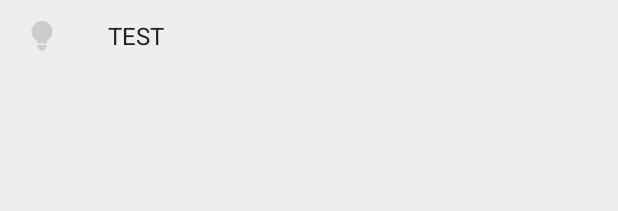
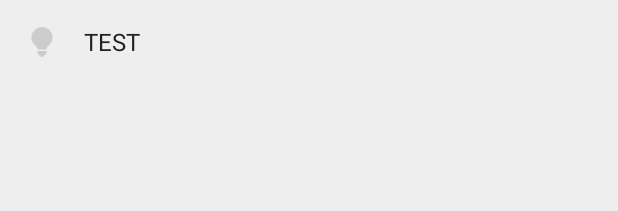
Before and after one commit to Anima18/Utopia, an Android app: the layout listview_profile_item.xml on its own in the app's theme, with its tools: preview values and no code run, on a phone screen of 412 x 824 dp. Shown: the top 211 px of the screen. Run offline under Robolectric (Android 15) with nearby library versions, the phone set to English and light mode, and no system bars.

Commit message:
update myself

```diff
--- a/app/src/main/java/com/chris/utopia/common/view/DividerItemDecoration.java
+++ b/app/src/main/java/com/chris/utopia/common/view/DividerItemDecoration.java
@@ -66,7 +66,7 @@ public class DividerItemDecoration extends RecyclerView.ItemDecoration {
     }
 
     public void drawVertical(Canvas c, RecyclerView parent) {
-        int insetSize = dividerType == DIVIDER_TYPE_FULL ? 0 : CommonUtil.dipToPixels(72);
+        int insetSize = dividerType == DIVIDER_TYPE_FULL ? 0 : CommonUtil.dipToPixels(56);
         final int left = parent.getPaddingLeft() + insetSize;
         //final int left = parent.getPaddingLeft();
         final int right = parent.getWidth() - parent.getPaddingRight();
--- a/app/src/main/res/layout/activity_profile.xml
+++ b/app/src/main/res/layout/activity_profile.xml
@@ -2,7 +2,6 @@
 <android.support.design.widget.CoordinatorLayout
 xmlns:android="http://schemas.android.com/apk/res/android"
 xmlns:app="http://schemas.android.com/apk/res-auto"
-xmlns:tools="http://schemas.android.com/tools"
 android:layout_width="match_parent"
 android:layout_height="match_parent">
 <android.support.design.widget.AppBarLayout
@@ -39,11 +38,12 @@ android:layout_height="match_parent">
     android:layout_width="match_parent"
     android:layout_height="match_parent"
     android:orientation="vertical"
+    android:paddingTop="8dp"
     app:layout_behavior="@string/appbar_scrolling_view_behavior">
     <android.support.v7.widget.RecyclerView
         android:id="@+id/profileAct_menu_rv"
         android:layout_width="match_parent"
         android:layout_height="match_parent"
-        android:paddingTop="8dp"/>
+        android:background="@color/white"/>
 </LinearLayout>
 </android.support.design.widget.CoordinatorLayout>
--- a/app/src/main/res/layout/listview_profile_item.xml
+++ b/app/src/main/res/layout/listview_profile_item.xml
@@ -1,7 +1,7 @@
 <?xml version="1.0" encoding="utf-8"?>
 <RelativeLayout xmlns:android="http://schemas.android.com/apk/res/android"
     android:layout_width="match_parent"
-    android:layout_height="48dp"
+    android:layout_height="56dp"
     android:paddingLeft="16dp"
     android:paddingRight="16dp"
     android:background="?android:attr/selectableItemBackground">
@@ -17,7 +17,7 @@
         android:id="@+id/profileLv_title"
         android:layout_width="wrap_content"
         android:layout_height="wrap_content"
-        android:paddingLeft="56dp"
+        android:paddingLeft="40dp"
         android:layout_centerVertical="true"
         android:textSize="16sp"
         android:textColor="@color/primary_text_dark_color"
```
